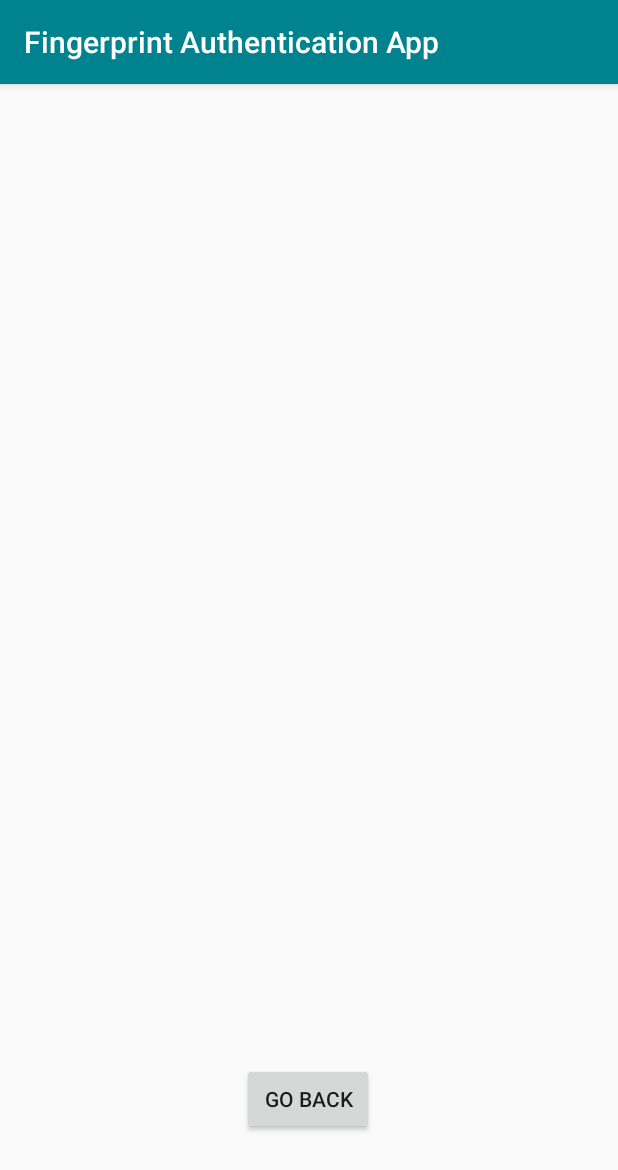
After one commit to Khedubaba/FingerprintAuthenticationApp, an Android app: the WelcomeActivity screen opened directly, with no data from a screen before it, on a phone screen of 412 x 824 dp. The commit adds this screen. Shown: the top 1170 px of the screen. Run offline under Robolectric (Android 15) with nearby library versions, the light colour scheme and no system bars.

Commit message:
WelcomeActivty added to land after intent. Intent occurs only after successful fingerprint authentication.
Signed-off-by: khedubaba <adityakhedekar49@gmail.com>

```diff
--- a/app/src/main/AndroidManifest.xml
+++ b/app/src/main/AndroidManifest.xml
@@ -11,6 +11,7 @@
         android:roundIcon="@mipmap/ic_launcher_round"
         android:supportsRtl="true"
         android:theme="@style/AppTheme">
+        <activity android:name=".WelcomeActivity"></activity>
         <activity android:name=".MainActivity">
             <intent-filter>
                 <action android:name="android.intent.action.MAIN" />
--- a/app/src/main/java/com/adityakhedekar/khedubaba/fingerprintauthenticationapp/FingerprintHandler.java
+++ b/app/src/main/java/com/adityakhedekar/khedubaba/fingerprintauthenticationapp/FingerprintHandler.java
@@ -3,9 +3,11 @@ package com.adityakhedekar.khedubaba.fingerprintauthenticationapp;
 import android.annotation.TargetApi;
 import android.app.Activity;
 import android.content.Context;
+import android.content.Intent;
 import android.hardware.fingerprint.FingerprintManager;
 import android.os.Build;
 import android.os.CancellationSignal;
+import android.os.CountDownTimer;
 import android.widget.ImageView;
 import android.widget.TextView;
 
@@ -15,6 +17,7 @@ import androidx.core.content.ContextCompat;
 public class FingerprintHandler extends FingerprintManager.AuthenticationCallback {
 
     private Context context;
+    Intent intent;
 
     FingerprintHandler(Context context){
         this.context = context;
@@ -59,6 +62,21 @@ public class FingerprintHandler extends FingerprintManager.AuthenticationCallbac
         else {
             paraLable.setTextColor(ContextCompat.getColor(context, R.color.colorPrimaryDark));
             imageView.setImageResource(R.mipmap.action_done);
+
+            intent = new Intent(context, WelcomeActivity.class);
+            intent.putExtra("name", "Welcome");
+
+            new CountDownTimer(1000, 1000){
+                @Override
+                public void onTick(long millisUntilFinished) {
+
+                }
+
+                @Override
+                public void onFinish() {
+                    context.startActivity(intent);
+                }
+            }.start();
         }
     }
 }
--- /dev/null
+++ b/app/src/main/java/com/adityakhedekar/khedubaba/fingerprintauthenticationapp/WelcomeActivity.java
@@ -0,0 +1,33 @@
+package com.adityakhedekar.khedubaba.fingerprintauthenticationapp;
+
+import androidx.appcompat.app.AppCompatActivity;
+
+import android.content.Intent;
+import android.os.Bundle;
+import android.view.View;
+import android.widget.Button;
+import android.widget.TextView;
+
+public class WelcomeActivity extends AppCompatActivity {
+
+    TextView textView;
+    Button goBackBtn;
+
+    @Override
+    protected void onCreate(Bundle savedInstanceState) {
+        super.onCreate(savedInstanceState);
+        setContentView(R.layout.activity_welcome);
+
+        textView = findViewById(R.id.textView);
+        goBackBtn = findViewById(R.id.goBackBtn);
+
+        Intent intent = getIntent();
+        String name = intent.getStringExtra("name");
+
+        textView.setText(name);
+    }
+
+    public void goBack(View view){
+        finish();
+    }
+}
--- /dev/null
+++ b/app/src/main/res/layout/activity_welcome.xml
@@ -0,0 +1,35 @@
+<?xml version="1.0" encoding="utf-8"?>
+<androidx.constraintlayout.widget.ConstraintLayout xmlns:android="http://schemas.android.com/apk/res/android"
+    xmlns:app="http://schemas.android.com/apk/res-auto"
+    xmlns:tools="http://schemas.android.com/tools"
+    android:layout_width="match_parent"
+    android:layout_height="match_parent"
+    tools:context=".WelcomeActivity">
+
+    <TextView
+        android:id="@+id/textView"
+        android:layout_width="wrap_content"
+        android:layout_height="wrap_content"
+        android:text=""
+        android:textAlignment="center"
+        android:textColor="@color/colorPrimary"
+        android:textSize="24sp"
+        app:layout_constraintBottom_toBottomOf="parent"
+        app:layout_constraintEnd_toEndOf="parent"
+        app:layout_constraintHorizontal_bias="0.5"
+        app:layout_constraintStart_toStartOf="parent"
+        app:layout_constraintTop_toTopOf="parent" />
+
+    <Button
+        android:id="@+id/goBackBtn"
+        android:layout_width="wrap_content"
+        android:layout_height="wrap_content"
+        android:onClick="goBack"
+        android:text="Go Back"
+        app:layout_constraintBottom_toBottomOf="parent"
+        app:layout_constraintEnd_toEndOf="parent"
+        app:layout_constraintHorizontal_bias="0.498"
+        app:layout_constraintStart_toStartOf="parent"
+        app:layout_constraintTop_toBottomOf="@+id/textView"
+        app:layout_constraintVertical_bias="0.79" />
+</androidx.constraintlayout.widget.ConstraintLayout>
--- a/app/src/main/res/values/colors.xml
+++ b/app/src/main/res/values/colors.xml
@@ -2,7 +2,7 @@
 <resources>
     <color name="colorPrimary">#00838f</color>
     <color name="colorPrimaryDark">#005662</color>
-    <color name="colorPrimaryLight">#005662</color>
+    <color name="colorPrimaryLight">#4fb3bf</color>
     <color name="colorSecondary">#ff9800</color>
     <color name="colorSecondaryDark">#c66900</color>
     <color name="colorSecondaryLight">#ffc947</color>
--- a/app/src/main/res/values/strings.xml
+++ b/app/src/main/res/values/strings.xml
@@ -7,4 +7,5 @@
     <string name="permission_fingerprint_scanner_not_granted">Permission to user fingerprint scanner Not Granted</string>
     <string name="add_atleast_one_type_lock">Add at least one type of lock to your phone in settings</string>
     <string name="add_atleast_one_fingerprint">You should add atleast one fingerprint in your device to use this feature</string>
+    <string name="welcome">WELCOME</string>
 </resources>
```
